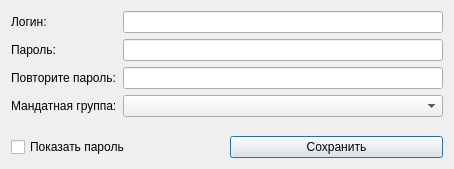
MikhailBersenev/BuksanSpy, file src/security/CCreateUser.ui: the form before one commit.
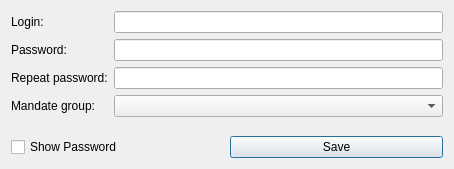
The form after the commit.

```diff
--- a/src/security/CCreateUser.ui
+++ b/src/security/CCreateUser.ui
@@ -28,21 +28,21 @@
      <item row="0" column="0">
       <widget class="QLabel" name="Login_Label">
        <property name="text">
-        <string>Логин:</string>
+        <string>Login:</string>
        </property>
       </widget>
      </item>
      <item row="1" column="0">
       <widget class="QLabel" name="Password_Label">
        <property name="text">
-        <string>Пароль:</string>
+        <string>Password:</string>
        </property>
       </widget>
      </item>
      <item row="2" column="0">
       <widget class="QLabel" name="RepeatPassword_Label">
        <property name="text">
-        <string>Повторите пароль:</string>
+        <string>Repeat password:</string>
        </property>
       </widget>
      </item>
@@ -52,7 +52,7 @@
      <item row="3" column="0">
       <widget class="QLabel" name="Rights_Label">
        <property name="text">
-        <string>Мандатная группа:</string>
+        <string>Mandate group:</string>
        </property>
       </widget>
      </item>
@@ -78,14 +78,14 @@
    <item row="1" column="0">
     <widget class="QCheckBox" name="ShowPassword_CheckBox">
      <property name="text">
-      <string>Показать пароль</string>
+      <string>Show Password</string>
      </property>
     </widget>
    </item>
    <item row="1" column="1">
     <widget class="QPushButton" name="Confirm_Button">
      <property name="text">
-      <string>Сохранить</string>
+      <string>Save</string>
      </property>
     </widget>
    </item>
```
Left out of the diff: 8 changed lines with no effect on the pictures.
